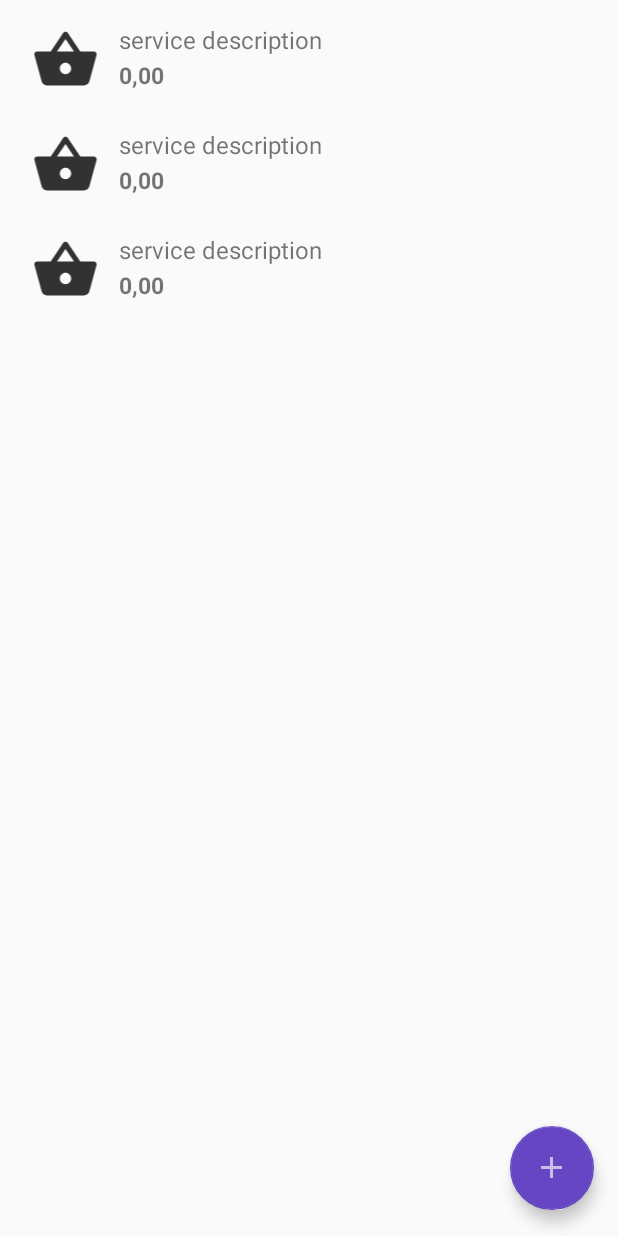
After one commit to NewtonCesarRoncari/work-date, an Android app: the layout fragment_list_service.xml on its own in the app's theme, with its tools: preview values and no code run, on a phone screen of 412 x 824 dp. The commit adds this screen. Run offline under Robolectric (Android 15) with nearby library versions, the light colour scheme and no system bars.

Commit message:
implemented layout list service

```diff
--- /dev/null
+++ b/app/src/main/java/com/example/workdate/model/Service.kt
@@ -0,0 +1,7 @@
+package com.example.workdate.model
+
+class Service(
+    private val id: String,
+    private val name: String,
+    private val description: String
+)
--- a/app/src/main/java/com/example/workdate/view/fragment/ListClientFragment.kt
+++ b/app/src/main/java/com/example/workdate/view/fragment/ListClientFragment.kt
@@ -27,7 +27,7 @@ class ListClientFragment : Fragment() {
                 "Rua Sebastião Alves de Oliveira, 293"
             ), Client(
                 "",
-                "Newton Cesar",
+                "Newton Cesar ",
                 "(37) 9 9123-5555",
                 "Rua Sebastião Alves de Oliveira, 293"
             ), Client(
--- /dev/null
+++ b/app/src/main/res/drawable-anydpi/ic_list_service.xml
@@ -0,0 +1,11 @@
+<vector xmlns:android="http://schemas.android.com/apk/res/android"
+    android:width="24dp"
+    android:height="24dp"
+    android:alpha="0.8"
+    android:tint="#000000"
+    android:viewportWidth="24"
+    android:viewportHeight="24">
+    <path
+        android:fillColor="#FF000000"
+        android:pathData="M17.21,9l-4.38,-6.56c-0.19,-0.28 -0.51,-0.42 -0.83,-0.42 -0.32,0 -0.64,0.14 -0.83,0.43L6.79,9L2,9c-0.55,0 -1,0.45 -1,1 0,0.09 0.01,0.18 0.04,0.27l2.54,9.27c0.23,0.84 1,1.46 1.92,1.46h13c0.92,0 1.69,-0.62 1.93,-1.46l2.54,-9.27L23,10c0,-0.55 -0.45,-1 -1,-1h-4.79zM9,9l3,-4.4L15,9L9,9zM12,17c-1.1,0 -2,-0.9 -2,-2s0.9,-2 2,-2 2,0.9 2,2 -0.9,2 -2,2z" />
+</vector>
--- /dev/null
+++ b/app/src/main/res/layout/fragment_list_service.xml
@@ -0,0 +1,34 @@
+<?xml version="1.0" encoding="utf-8"?>
+<androidx.constraintlayout.widget.ConstraintLayout xmlns:android="http://schemas.android.com/apk/res/android"
+    xmlns:app="http://schemas.android.com/apk/res-auto"
+    xmlns:tools="http://schemas.android.com/tools"
+    android:id="@+id/fragment_list_servico"
+    android:layout_width="match_parent"
+    android:layout_height="match_parent">
+
+    <androidx.recyclerview.widget.RecyclerView
+        android:id="@+id/servico_list"
+        android:layout_width="0dp"
+        android:layout_height="0dp"
+        app:layoutManager="androidx.recyclerview.widget.LinearLayoutManager"
+        app:layout_constraintBottom_toBottomOf="parent"
+        app:layout_constraintEnd_toEndOf="parent"
+        app:layout_constraintStart_toStartOf="parent"
+        app:layout_constraintTop_toTopOf="parent"
+        tools:listitem="@layout/list_item_service" />
+
+    <com.google.android.material.floatingactionbutton.FloatingActionButton
+        android:id="@+id/new_servico"
+        android:layout_width="0dp"
+        android:layout_height="wrap_content"
+        android:layout_alignEnd="@+id/servico_list"
+        android:layout_alignRight="@+id/servico_list"
+        android:layout_alignBottom="@+id/servico_list"
+        android:layout_marginEnd="16dp"
+        android:layout_marginRight="16dp"
+        android:layout_marginBottom="17dp"
+        android:src="@drawable/ic_add"
+        app:layout_constraintBottom_toBottomOf="parent"
+        app:layout_constraintEnd_toEndOf="parent" />
+
+</androidx.constraintlayout.widget.ConstraintLayout>
--- /dev/null
+++ b/app/src/main/res/layout/list_item_service.xml
@@ -0,0 +1,50 @@
+<?xml version="1.0" encoding="utf-8"?>
+<androidx.constraintlayout.widget.ConstraintLayout xmlns:android="http://schemas.android.com/apk/res/android"
+    xmlns:app="http://schemas.android.com/apk/res-auto"
+    android:layout_width="match_parent"
+    android:layout_height="70dp"
+    android:orientation="horizontal">
+
+    <ImageView
+        android:id="@+id/imageView"
+        android:layout_width="55dp"
+        android:layout_height="55dp"
+        android:layout_marginStart="16dp"
+        android:contentDescription="@string/icon_service"
+        android:paddingTop="10dp"
+        android:src="@drawable/ic_list_service"
+        app:layout_constraintBottom_toBottomOf="parent"
+        app:layout_constraintEnd_toEndOf="parent"
+        app:layout_constraintHorizontal_bias="0.0"
+        app:layout_constraintStart_toStartOf="parent"
+        app:layout_constraintTop_toTopOf="parent" />
+
+    <TextView
+        android:id="@+id/list_item_service_description"
+        android:layout_width="wrap_content"
+        android:layout_height="wrap_content"
+        android:layout_marginStart="8dp"
+        android:layout_marginTop="8dp"
+        android:text="@string/servico"
+        android:textSize="16sp"
+        app:layout_constraintBottom_toBottomOf="@+id/imageView"
+        app:layout_constraintEnd_toEndOf="parent"
+        app:layout_constraintHorizontal_bias="0.0"
+        app:layout_constraintStart_toEndOf="@+id/imageView"
+        app:layout_constraintTop_toTopOf="@+id/imageView"
+        app:layout_constraintVertical_bias="0.0" />
+
+    <TextView
+        android:id="@+id/list_item_servico_valor"
+        android:layout_width="wrap_content"
+        android:layout_height="wrap_content"
+        android:paddingTop="2dp"
+        android:text="@string/value"
+        android:textSize="15sp"
+        android:textStyle="bold"
+        app:layout_constraintEnd_toEndOf="@+id/list_item_service_description"
+        app:layout_constraintHorizontal_bias="0.0"
+        app:layout_constraintStart_toStartOf="@+id/list_item_service_description"
+        app:layout_constraintTop_toBottomOf="@+id/list_item_service_description" />
+
+</androidx.constraintlayout.widget.ConstraintLayout>
--- a/app/src/main/res/values/strings.xml
+++ b/app/src/main/res/values/strings.xml
@@ -6,4 +6,7 @@
     <string name="clients">Clients</string>
     <string name="services">Services</string>
     <string name="releases">Releases</string>
+    <string name="icon_service">service</string>
+    <string name="servico">service description</string>
+    <string name="value">0,00</string>
 </resources>
```
Also changed, not shown: app/src/main/res/drawable-hdpi/ic_list_service.png (added), app/src/main/res/drawable-mdpi/ic_list_service.png (added), app/src/main/res/drawable-xhdpi/ic_list_service.png (added), app/src/main/res/drawable-xxhdpi/ic_list_service.png (added).
